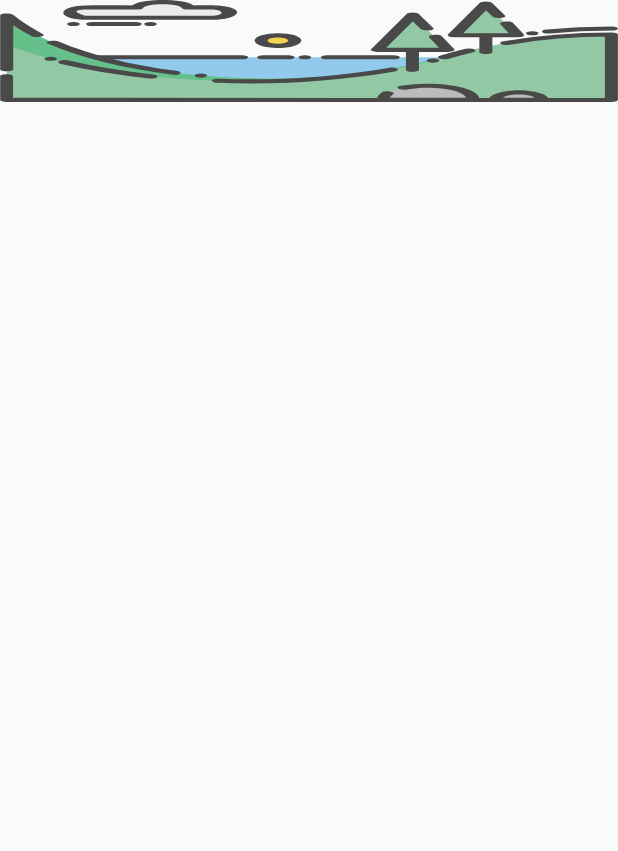
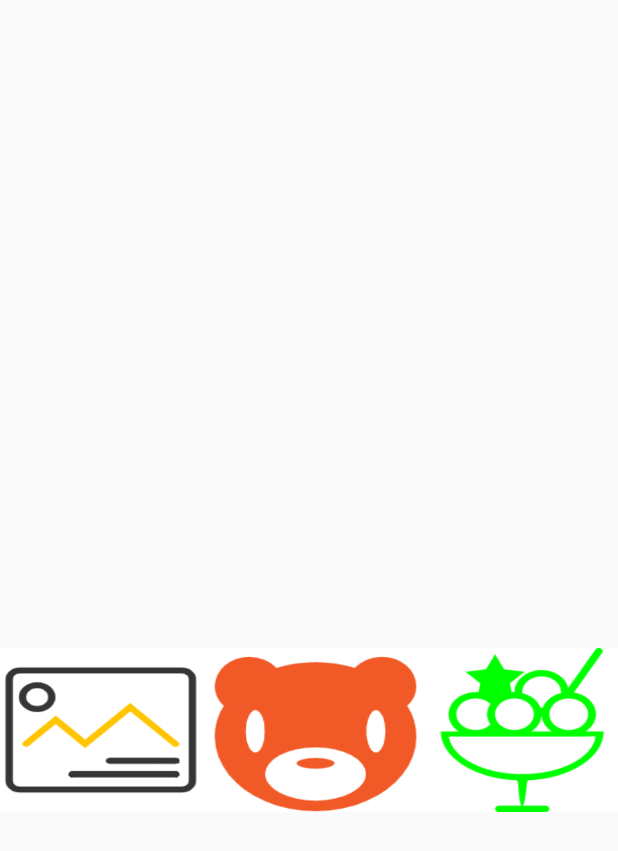
Before and after one commit to imagineqsq/FirstProj, an Android app: the layout activity_main2.xml on its own in the app's theme, with its tools: preview values and no code run, on a phone screen of 412 x 824 dp. Shown: the top 851 px of the screen. Run offline under Robolectric (Android 15) with nearby library versions, the light colour scheme and no system bars.

Commit message:
充实了一些功能 更新一点

```diff
--- a/app/src/main/java/com/example/firstproj/wallpaper/MainActivity.java
+++ b/app/src/main/java/com/example/firstproj/wallpaper/MainActivity.java
@@ -4,6 +4,7 @@ import androidx.appcompat.app.AppCompatActivity;
 import androidx.viewpager.widget.ViewPager;
 
 import android.os.Bundle;
+import android.view.ViewGroup;
 
 import com.example.firstproj.R;
 import com.google.android.material.tabs.TabLayout;
@@ -20,6 +21,8 @@ public class MainActivity extends AppCompatActivity {
         viewPager.setAdapter(pageAdapter);
 
         TabLayout tabLayout = (TabLayout) findViewById(R.id.sliding_tabs);
+
+
         tabLayout.setupWithViewPager(viewPager);
 
     }
--- a/app/src/main/java/com/example/firstproj/wallpaper/MyPageAdapter.java
+++ b/app/src/main/java/com/example/firstproj/wallpaper/MyPageAdapter.java
@@ -1,13 +1,23 @@
 package com.example.firstproj.wallpaper;
 
 import androidx.annotation.NonNull;
+import androidx.annotation.Nullable;
 import androidx.fragment.app.Fragment;
 import androidx.fragment.app.FragmentManager;
 import androidx.fragment.app.FragmentPagerAdapter;
 
 public class MyPageAdapter extends FragmentPagerAdapter {
+    String[] titles = {"风景","萌宠","美食"};
+
     public MyPageAdapter(@NonNull FragmentManager fm) {
         super(fm);
+    }
+
+    @Nullable
+    @Override
+    public CharSequence getPageTitle(int position) {
+
+        return titles[position];
     }
 
     @NonNull
--- a/app/src/main/res/layout/activity_main2.xml
+++ b/app/src/main/res/layout/activity_main2.xml
@@ -8,21 +8,21 @@
     android:orientation="vertical"
     tools:context=".wallpaper.MainActivity">
 
+    <androidx.viewpager.widget.ViewPager
+        android:id="@+id/viewpager"
+        android:layout_width="match_parent"
+        android:layout_height="432dp">
+
+    </androidx.viewpager.widget.ViewPager>
+
     <com.google.android.material.tabs.TabLayout
         android:id="@+id/sliding_tabs"
         style="@style/TextAppearance.AppCompat.Display1"
-        android:background="@drawable/ic_scenery"
+        android:layout_width="match_parent"
 
-        android:layout_width="match_parent"
-        android:layout_height="68dp"
+        android:layout_height="109dp"
+        android:background="@drawable/tab"
         app:tabMode="fixed" />
-
-    <androidx.viewpager.widget.ViewPager
-        android:id="@+id/viewpager"
-        android:layout_width="match_parent"
-        android:layout_height="479dp">
-
-    </androidx.viewpager.widget.ViewPager>
 
 
 </LinearLayout>
--- a/app/src/main/res/values/styles.xml
+++ b/app/src/main/res/values/styles.xml
@@ -3,7 +3,7 @@
     <style name="AppTheme" parent="Theme.AppCompat.Light.DarkActionBar">
         <!-- Customize your theme here. -->
         <item name="colorPrimary">@color/blue</item>
-        <item name="colorPrimaryDark">@color/green</item>
+        <item name="colorPrimaryDark">@color/gray</item>
         <item name="colorAccent">@color/red</item>
     </style>
 
```
Also changed, not shown: app/src/main/res/drawable-v24/tab.png (added).
